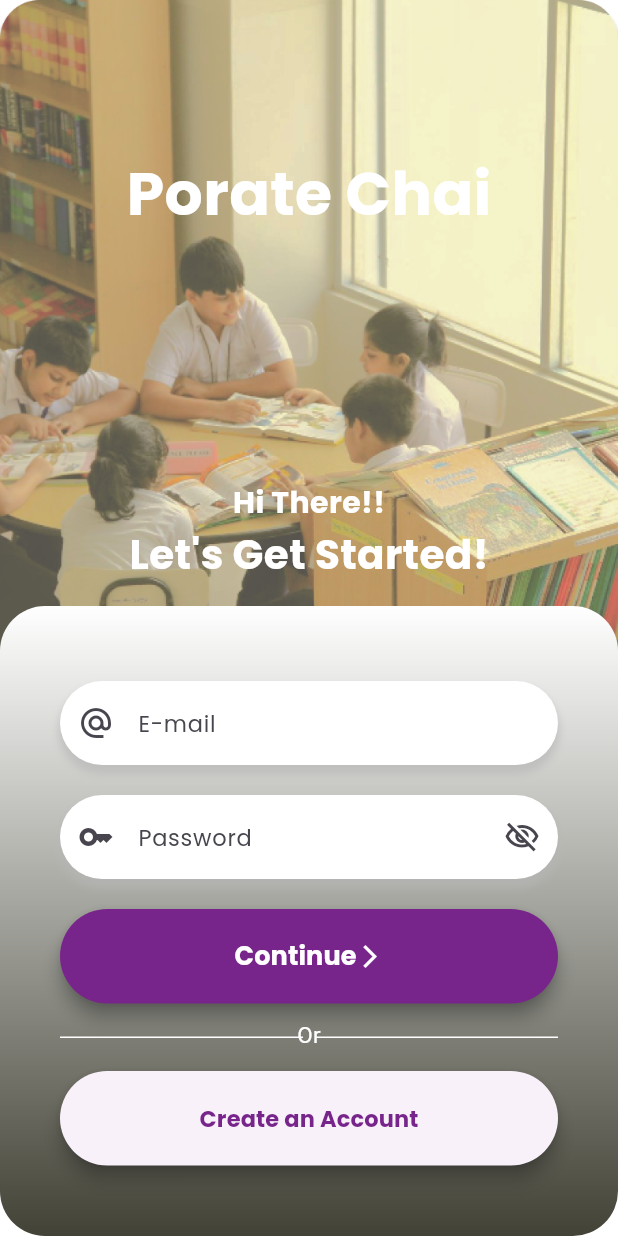
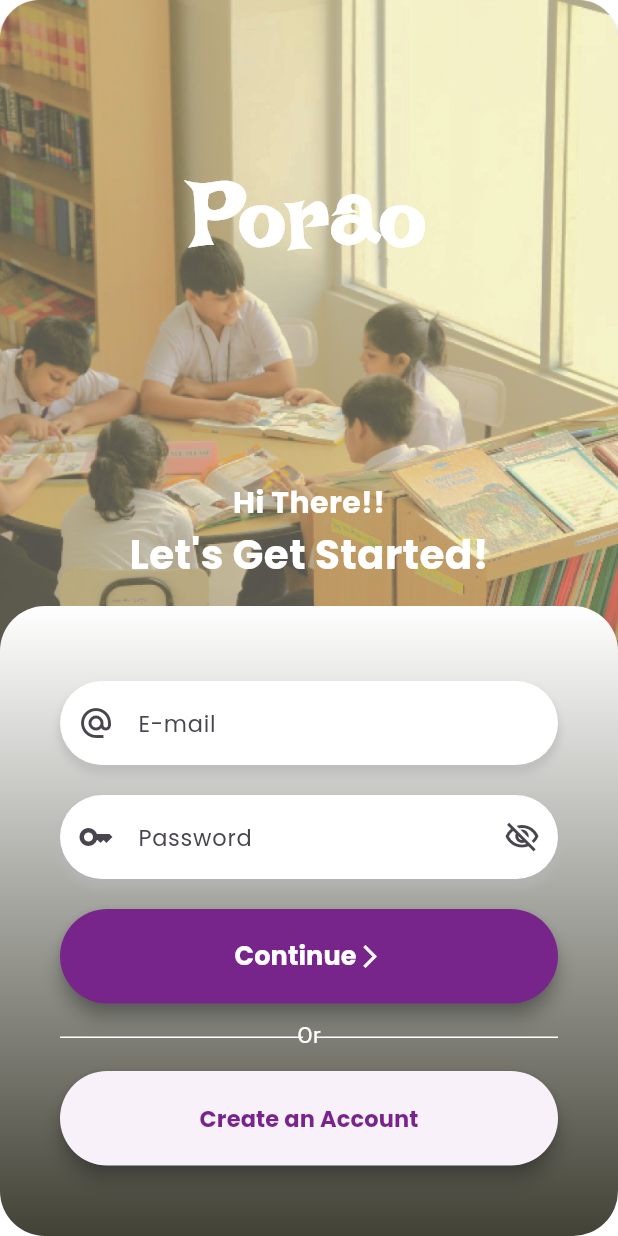
Before and after one commit to RudroMozumdar/PoraoApp, a Flutter app: the screen it shows after launch, on a phone screen of 412 x 824 dp. Run offline on Flutter 3.47's test engine with Material 3 defaults, Android fonts, the phone set to English and light mode, and no system bars; our stand-ins replace cloud_firestore, firebase_auth, firebase_core, firebase_storage, google_nav_bar; accounts and stored records are empty.

Commit message:
Added Irish Grover Font similar to Figma

```diff
--- a/lib/auth/login.dart
+++ b/lib/auth/login.dart
@@ -49,13 +49,13 @@ class _LoginState extends State<Login> {
             Container(
               padding: EdgeInsets.only(top: isKeyboardOpen ? 40 : 100),
               alignment: Alignment.topCenter,
-              child: Text(
-                "Porate Chai",
+              child: const Text(
+                "Porao",
                 style: TextStyle(
                   color: Colors.white,
-                  fontSize: 40,
+                  fontSize: 60,
                   fontWeight: FontWeight.bold,
-                  fontFamily: primaryFont,
+                  fontFamily: 'IrishGrover',
                 ),
               ),
             ),
--- a/lib/main.dart
+++ b/lib/main.dart
@@ -13,7 +13,7 @@ class MyApp extends StatelessWidget {
   @override
   Widget build(BuildContext context) {
     return MaterialApp(
-      title: 'Porate Chai',
+      title: 'PORAO',
       theme: lightTheme,
       // darkTheme: darkTheme,
       home: const MyHomePage(title: 'Porate Chai Home Page'),
--- a/pubspec.yaml
+++ b/pubspec.yaml
@@ -48,3 +48,6 @@ flutter:
         - asset: assets/fonts/Poppins-Bold.ttf
         - asset: assets/fonts/Poppins-Medium.ttf
         - asset: assets/fonts/Poppins-Light.ttf
+    - family: IrishGrover
+      fonts:
+        - asset: assets/fonts/IrishGrover-Regular.ttf
```
Also changed, not shown: assets/fonts/IrishGrover-Regular.ttf (added).
